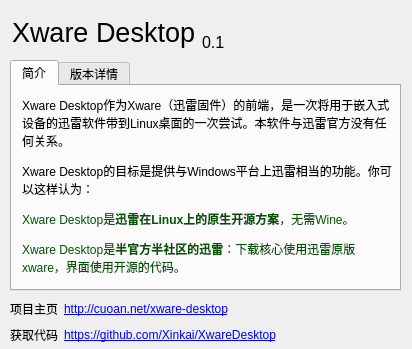
Above: src/frontend/ui/about.ui from Xinkai/XwareDesktop before the change. Below: the same form after it.
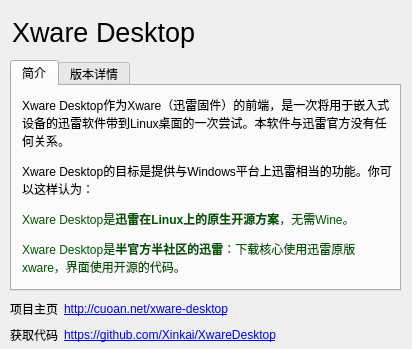
That is the form after the change. Icons and pictures are not drawn.

The edit to the form file:
```diff
--- a/src/frontend/ui/about.ui
+++ b/src/frontend/ui/about.ui
@@ -282,9 +282,6 @@
         <pointsize>12</pointsize>
        </font>
       </property>
-      <property name="text">
-       <string>0.1</string>
-      </property>
       <property name="alignment">
        <set>Qt::AlignBottom|Qt::AlignLeading|Qt::AlignLeft</set>
       </property>
```
Left out of the diff: 2 changed lines with no effect on the pictures.
